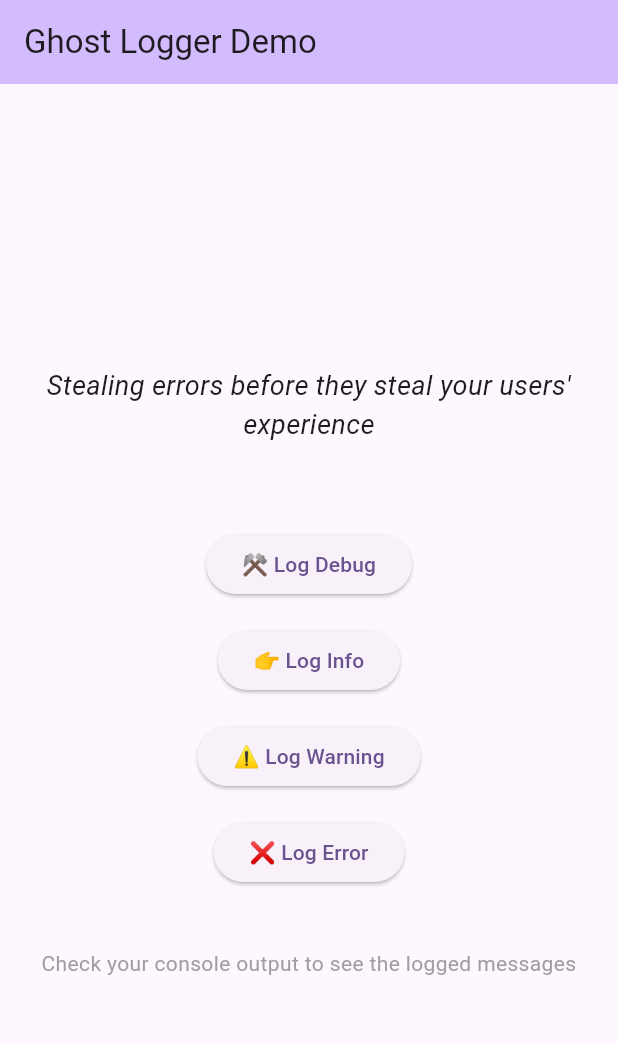
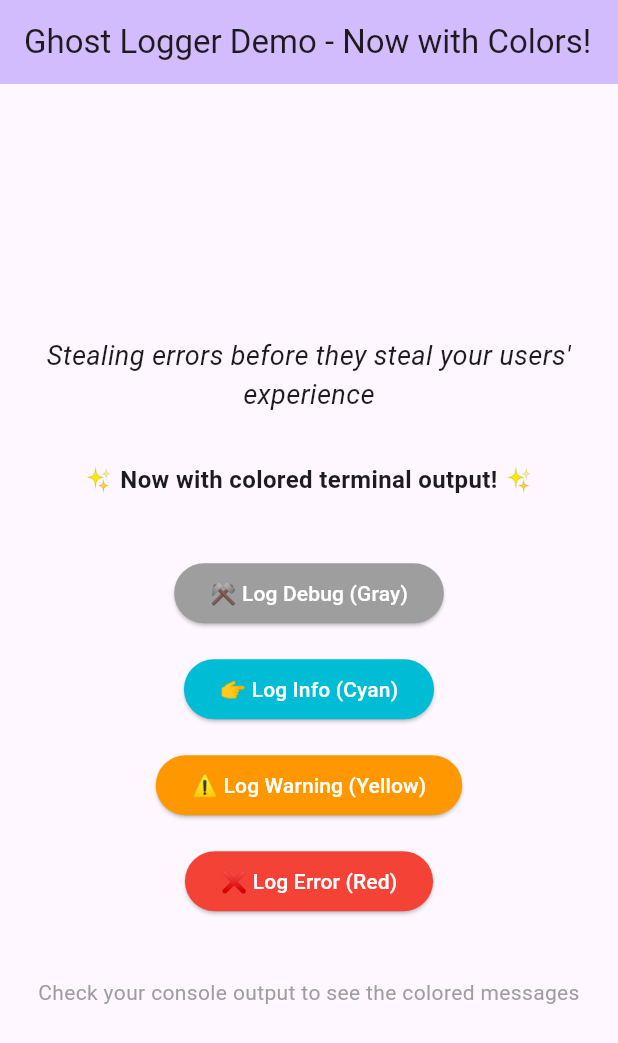
Before and after one commit to hamdy24/ghost_logger, a Flutter app: the screen it shows after launch, on a phone screen of 412 x 824 dp. Shown: the top 1043 px of the screen. Run offline on Flutter 3.47's test engine with Material 3 defaults, Android fonts, the phone set to English and light mode, and no system bars.

Commit message:
Enhanced DX and added coloring feature to the logged messages

````diff
--- a/example/lib/main.dart
+++ b/example/lib/main.dart
@@ -5,7 +5,6 @@ void main() async {
   WidgetsFlutterBinding.ensureInitialized();
 
   await GhostLogger.configure(
-    isDebugMode: true,
     loggerType: LoggerType.console,
   );
 
@@ -23,7 +22,7 @@ class MyApp extends StatelessWidget {
         colorScheme: ColorScheme.fromSeed(seedColor: Colors.deepPurple),
         useMaterial3: true,
       ),
-      home: const MyHomePage(title: 'Ghost Logger Demo'),
+      home: const MyHomePage(title: 'Ghost Logger Demo - Now with Colors!'),
     );
   }
 }
@@ -58,42 +57,59 @@ class _MyHomePageState extends State<MyHomePage> {
                   style: TextStyle(fontSize: 18, fontStyle: FontStyle.italic),
                 ),
               ),
+              const SizedBox(height: 16),
+              const Padding(
+                padding: EdgeInsets.symmetric(horizontal: 16),
+                child: Text(
+                  '✨ Now with colored terminal output! ✨',
+                  textAlign: TextAlign.center,
+                  style: TextStyle(fontSize: 16, fontWeight: FontWeight.bold),
+                ),
+              ),
               const SizedBox(height: 32),
               _LogButton(
-                label: '⚒️ Log Debug',
+                label: '⚒️ Log Debug (Gray)',
+                color: Colors.grey,
                 onPressed: () {
                   GhostLogger.log(
-                    message: 'This is a debug message',
+                    message:
+                        'This is a debug message - check your terminal to see it in gray!',
                     level: LogLevel.debug,
                     tag: 'Example',
                   );
                 },
               ),
               _LogButton(
-                label: '👉 Log Info',
+                label: '👉 Log Info (Cyan)',
+                color: Colors.cyan,
                 onPressed: () {
                   GhostLogger.log(
-                    message: 'User performed an action',
+                    message:
+                        'User performed an action - check your terminal to see it in cyan!',
                     level: LogLevel.info,
                     tag: 'Example',
                   );
                 },
               ),
               _LogButton(
-                label: '⚠️ Log Warning',
+                label: '⚠️ Log Warning (Yellow)',
+                color: Colors.orange,
                 onPressed: () {
                   GhostLogger.log(
-                    message: 'This might need attention',
+                    message:
+                        'This might need attention - check your terminal to see it in yellow!',
                     level: LogLevel.warning,
                     tag: 'Example',
                   );
                 },
               ),
               _LogButton(
-                label: '❌ Log Error',
+                label: '❌ Log Error (Red)',
+                color: Colors.red,
                 onPressed: () {
                   GhostLogger.log(
-                    message: 'An error occurred silently',
+                    message:
+                        'An error occurred silently - check your terminal to see it in red!',
                     level: LogLevel.error,
                     tag: 'Example',
                     stackTrace: StackTrace.current,
@@ -104,7 +120,7 @@ class _MyHomePageState extends State<MyHomePage> {
               const Padding(
                 padding: EdgeInsets.symmetric(horizontal: 16),
                 child: Text(
-                  'Check your console output to see the logged messages',
+                  'Check your console output to see the colored messages',
                   textAlign: TextAlign.center,
                   style: TextStyle(fontSize: 14, color: Colors.grey),
                 ),
@@ -119,15 +135,27 @@ class _MyHomePageState extends State<MyHomePage> {
 
 class _LogButton extends StatelessWidget {
   final String label;
+  final Color color;
   final VoidCallback onPressed;
 
-  const _LogButton({required this.label, required this.onPressed});
+  const _LogButton({
+    required this.label,
+    required this.color,
+    required this.onPressed,
+  });
 
   @override
   Widget build(BuildContext context) {
     return Padding(
       padding: const EdgeInsets.all(8),
-      child: ElevatedButton(onPressed: onPressed, child: Text(label)),
+      child: ElevatedButton(
+        style: ElevatedButton.styleFrom(
+          backgroundColor: color,
+          foregroundColor: Colors.white,
+        ),
+        onPressed: onPressed,
+        child: Text(label),
+      ),
     );
   }
 }
--- /dev/null
+++ b/lib/src/ansi_colors.dart
@@ -0,0 +1,31 @@
+/// ANSI color codes for terminal output.
+///
+/// These codes work in most modern terminals to colorize text output.
+class AnsiColors {
+  AnsiColors._();
+
+  /// Resets all colors and styles to default.
+  static const String reset = '\x1B[0m';
+
+  /// Grey color (bright black).
+  static const String gray = '\x1B[90m';
+
+  /// Cyan color.
+  static const String cyan = '\x1B[36m';
+
+  /// Yellow color.
+  static const String yellow = '\x1B[33m';
+
+  /// Red color.
+  static const String red = '\x1B[31m';
+
+  /// Wraps text with a color code and automatically resets after.
+  ///
+  /// Example:
+  /// ```
+  /// print(AnsiColors.wrap('Hello', AnsiColors.red));
+  /// ```
+  static String wrap(String text, String colorCode) {
+    return '$colorCode$text$reset';
+  }
+}
--- a/lib/src/ghost_logger.dart
+++ b/lib/src/ghost_logger.dart
@@ -1,5 +1,7 @@
+import 'package:flutter/foundation.dart';
 import 'dart:developer' as developer;
 
+import 'ansi_colors.dart';
 import 'crash_reporter.dart';
 import 'log_level.dart';
 import 'logger_type.dart';
@@ -16,9 +18,8 @@ import 'logger_type.dart';
 ///
 /// Configure the logger once at app startup:
 ///
-/// ```
+/// ```dart
 /// await GhostLogger.configure(
-///   isDebugMode: true,
 ///   loggerType: LoggerType.console,
 /// );
 /// ```
@@ -27,7 +28,7 @@ import 'logger_type.dart';
 ///
 /// Log messages with different severity levels:
 ///
-/// ```
+/// ```dart
 /// GhostLogger.log(
 ///   message: 'User logged in',
 ///   level: LogLevel.info,
@@ -39,9 +40,8 @@ import 'logger_type.dart';
 ///
 /// Integrate with Firebase Crashlytics or other services:
 ///
-/// ```
+/// ```dart
 /// await GhostLogger.configure(
-///   isDebugMode: false,
 ///   crashReporter: GhostFirebase(),
 ///   enableCrashReporting: true,
 /// );
@@ -49,7 +49,7 @@ import 'logger_type.dart';
 class GhostLogger {
   GhostLogger._();
 
-  static bool _isDebugMode = true;
+  static bool _isDebugMode = kDebugMode;
   static LoggerType _loggerType = LoggerType.print;
   static CrashReporter _crashReporter = const NullCrashReporter();
   static bool _reportToCrashlytics = false;
@@ -59,11 +59,12 @@ class GhostLogger {
   /// This should be called once at application startup.
   ///
   /// [isDebugMode] controls whether logs are visible in console output.
+  /// Defaults to Flutter's [kDebugMode].
   /// [loggerType] determines the output mechanism (default: print).
   /// [crashReporter] optional crash reporting service integration.
   /// [enableCrashReporting] whether to report logs to crash service (default: false).
   static Future<void> configure({
-    required bool isDebugMode,
+    bool isDebugMode = kDebugMode,
     LoggerType loggerType = LoggerType.print,
     CrashReporter? crashReporter,
     bool enableCrashReporting = false,
@@ -117,19 +118,42 @@ class GhostLogger {
     LogLevel level,
     StackTrace? stackTrace,
   ) {
+    // Select color based on log level
+    String color;
+    switch (level) {
+      case LogLevel.debug:
+        color = AnsiColors.gray;
+        break;
+      case LogLevel.info:
+        color = AnsiColors.cyan;
+        break;
+      case LogLevel.warning:
+        color = AnsiColors.yellow;
+        break;
+      case LogLevel.error:
+        color = AnsiColors.red;
+        break;
+    }
+
+    // Colorize the message
+    final coloredMessage = AnsiColors.wrap(message, color);
+    final coloredStackTrace = stackTrace != null
+        ? '$color$stackTrace${AnsiColors.reset}'
+        : null;
+
     switch (_loggerType) {
       case LoggerType.print:
         // ignore: avoid_print
-        print(message);
-        if (stackTrace != null) {
+        print("[GhostLogger] $coloredMessage");
+        if (coloredStackTrace != null) {
           // ignore: avoid_print
-          print(stackTrace);
+          print(coloredStackTrace);
         }
         break;
 
       case LoggerType.console:
         developer.log(
-          message,
+          coloredMessage,
           level: level.numericLevel,
           name: 'GhostLogger',
           stackTrace: stackTrace,
@@ -139,7 +163,7 @@ class GhostLogger {
       case LoggerType.logger:
         // Reserved for future custom logger implementation
         developer.log(
-          message,
+          coloredMessage,
           level: level.numericLevel,
           name: 'GhostLogger',
           stackTrace: stackTrace,
````
Also changed, not shown: pubspec.yaml (+5 -3 lines), example/pubspec.lock, 2 other files.
